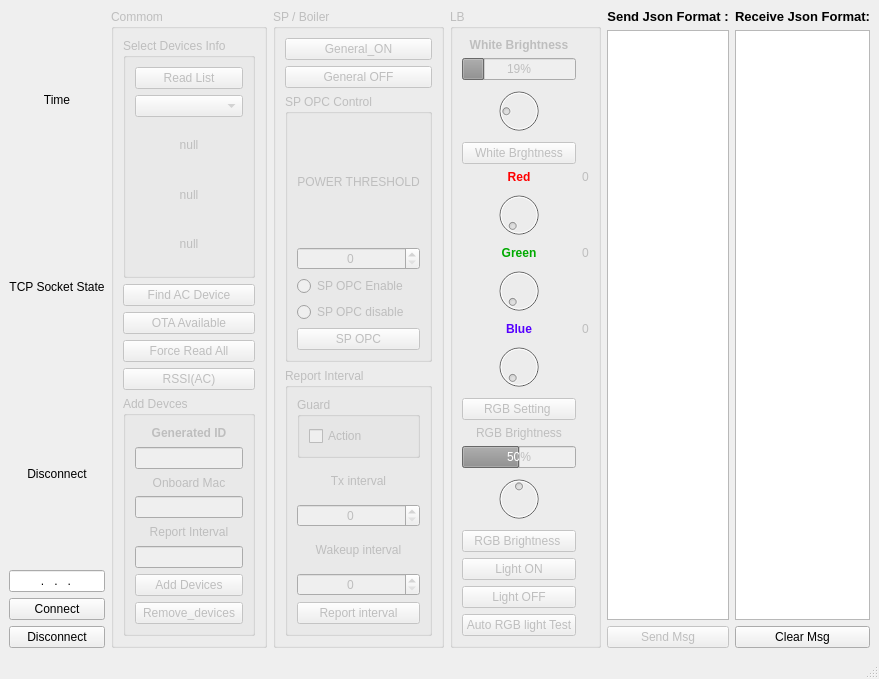
Qt form UI/MainUI.ui (KeaneHuang1985/Smart_appliances_tcp_socket) before a commit.
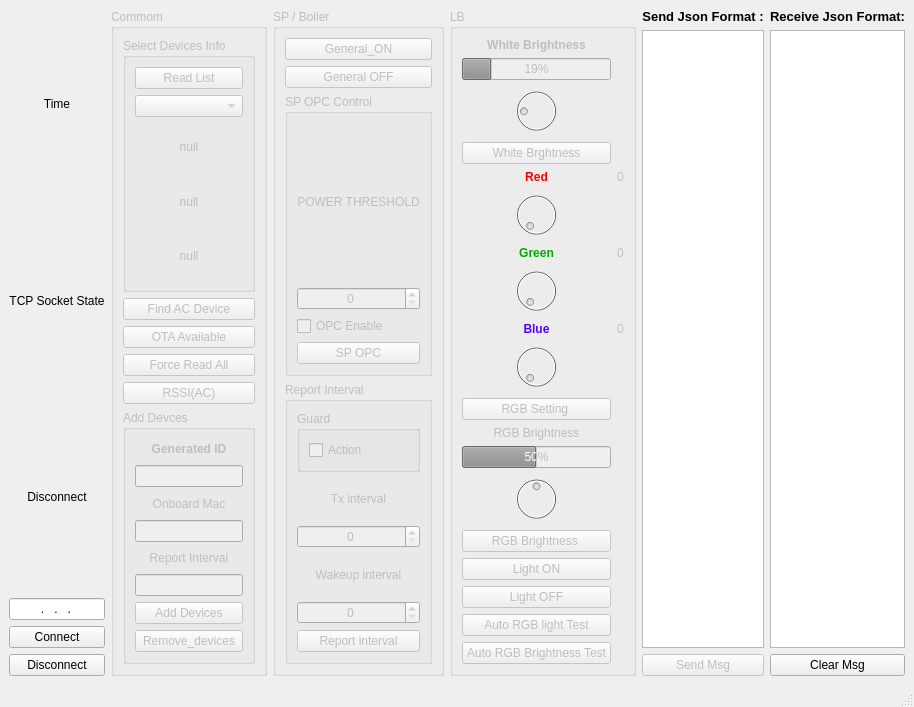
The same form after that commit.

Commit message: [modify] Auto Light Bulb Test about RGB Br and color

```diff
--- a/UI/MainUI.ui
+++ b/UI/MainUI.ui
@@ -7,7 +7,7 @@
     <x>0</x>
     <y>0</y>
     <width>585</width>
-    <height>560</height>
+    <height>581</height>
    </rect>
   </property>
   <property name="windowTitle">
@@ -320,28 +320,9 @@
            </widget>
           </item>
           <item>
-           <widget class="QRadioButton" name="rb_sp_enable">
-            <property name="enabled">
-             <bool>false</bool>
-            </property>
+           <widget class="QCheckBox" name="cb_sp_enable">
             <property name="text">
-             <string>SP OPC Enable</string>
-            </property>
-            <property name="checkable">
-             <bool>true</bool>
-            </property>
-            <property name="checked">
-             <bool>false</bool>
-            </property>
-            <property name="autoRepeat">
-             <bool>false</bool>
-            </property>
-           </widget>
-          </item>
-          <item>
-           <widget class="QRadioButton" name="rb_sp_disable">
-            <property name="text">
-             <string>SP OPC disable</string>
+             <string>OPC Enable</string>
             </property>
            </widget>
           </item>
@@ -630,6 +611,13 @@
          </property>
         </widget>
        </item>
+       <item row="32" column="0">
+        <widget class="QPushButton" name="btn_auto_rgb_br_test">
+         <property name="text">
+          <string>Auto RGB Brightness Test</string>
+         </property>
+        </widget>
+       </item>
        <item row="31" column="0">
         <widget class="QPushButton" name="btn_auto_rgb_test">
          <property name="text">
```
Left out of the diff: 73 changed lines with no effect on the pictures. The commit also changes 3 other files.
